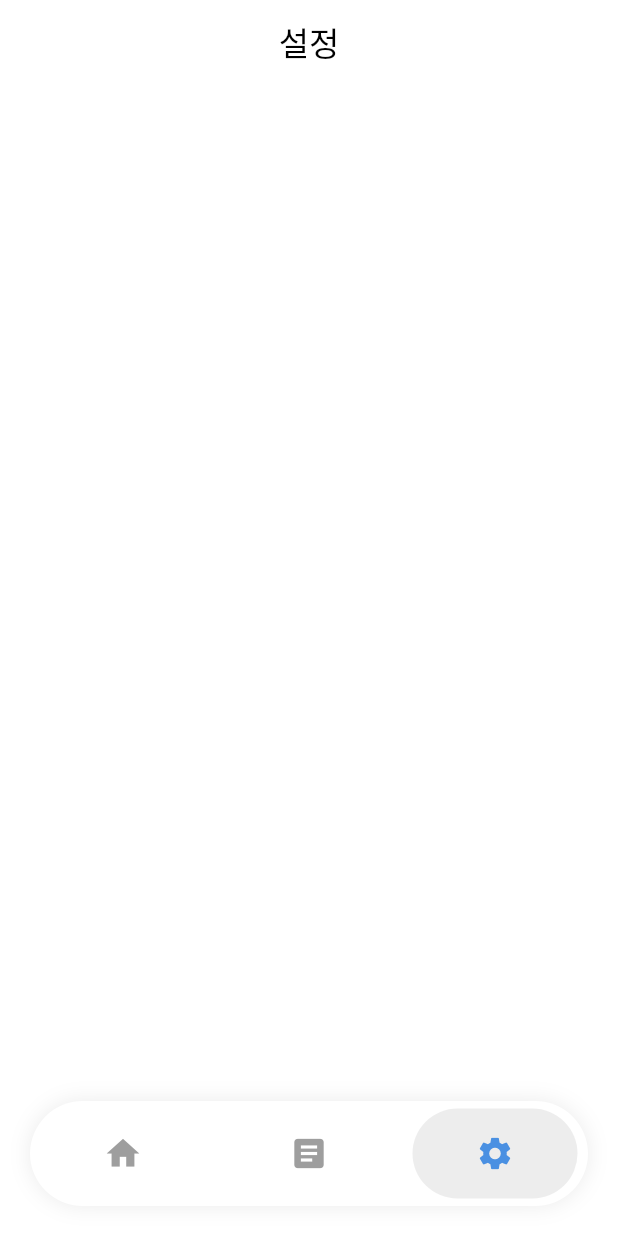
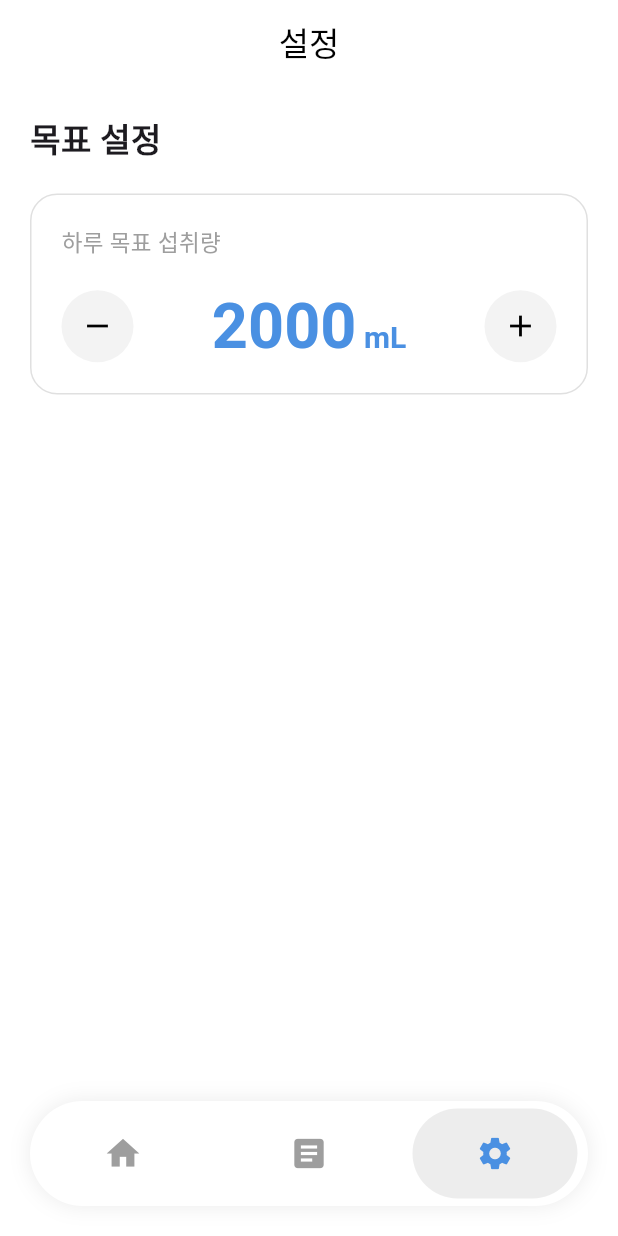
Before and after one commit to zpgool/SipTime, a Flutter app: the screen it shows after launch, item 3 of the bottom bar chosen, on a phone screen of 412 x 824 dp. Run offline on Flutter 3.47's test engine with Material 3 defaults, Android fonts, the phone set to English and light mode, and no system bars; our stand-ins replace go_router.

Commit message:
feat: 목표 섭취량 설정 기능 구현

```diff
--- a/lib/providers/water_provider.dart
+++ b/lib/providers/water_provider.dart
@@ -2,7 +2,7 @@ import 'package:flutter/material.dart';
 import '../models/water_record.dart';
 
 class WaterProvider extends ChangeNotifier {
-  final int goal = 2000;
+  int goal = 2000;
 
   int totalWater = 0;
 
@@ -37,4 +37,16 @@ class WaterProvider extends ChangeNotifier {
   }
 
   double get progress => totalWater / goal;
+
+  void increaseGoal() {
+  goal += 100;
+  notifyListeners();
 }
+
+void decreaseGoal() {
+  if (goal > 100) {
+    goal -= 100;
+    notifyListeners();
+  }
+}
+}
--- a/lib/screens/settings_screen.dart
+++ b/lib/screens/settings_screen.dart
@@ -1,17 +1,103 @@
 import 'package:flutter/material.dart';
-import 'package:go_router/go_router.dart';
-import 'package:siptime/widgets/bottom_navigation_bar.dart';
+import 'package:provider/provider.dart';
+import '../providers/water_provider.dart';
 
-class SettingsScreen extends StatelessWidget {
+class SettingsScreen extends StatefulWidget {
   const SettingsScreen({super.key});
 
   @override
+  State<SettingsScreen> createState() => _SettingsScreenState();
+}
+
+class _SettingsScreenState extends State<SettingsScreen> {
+  @override
   Widget build(BuildContext context) {
+    final provider = context.watch<WaterProvider>();
     return Scaffold(
-      appBar: AppBar(centerTitle: true, title: const Text('설정')),
+      appBar: AppBar(title: const Text("설정"), centerTitle: true),
       body: Padding(
-        padding: EdgeInsets.all(20),
+        padding: const EdgeInsets.all(20),
+        child: Column(
+          crossAxisAlignment: CrossAxisAlignment.start,
+          children: [
+            const Text(
+              "목표 설정",
+              style: TextStyle(fontSize: 22, fontWeight: FontWeight.bold),
+            ),
 
+            const SizedBox(height: 20),
+
+            Container(
+              padding: const EdgeInsets.all(20),
+              decoration: BoxDecoration(
+                color: Colors.white,
+                borderRadius: BorderRadius.circular(18),
+                border: Border.all(color: Colors.grey.shade300),
+              ),
+              child: Column(
+                crossAxisAlignment: CrossAxisAlignment.start,
+                children: [
+                  const Text(
+                    "하루 목표 섭취량",
+                    style: TextStyle(fontSize: 15, color: Colors.grey),
+                  ),
+
+                  const SizedBox(height: 20),
+
+                  Row(
+                    mainAxisAlignment: MainAxisAlignment.spaceBetween,
+                    children: [
+                      CircleAvatar(
+                        radius: 24,
+                        backgroundColor: const Color(0xfff3f3f3),
+                        child: IconButton(
+                          onPressed: () {
+                            context.read<WaterProvider>().decreaseGoal();
+                          },
+                          icon: const Icon(Icons.remove, color: Colors.black),
+                        ),
+                      ),
+
+                      RichText(
+                        text: TextSpan(
+                          children: [
+                            TextSpan(
+                              text: "${provider.goal}",
+                              style: const TextStyle(
+                                fontSize: 42,
+                                fontWeight: FontWeight.bold,
+                                color: Color(0xff4A90E2),
+                              ),
+                            ),
+                            const TextSpan(
+                              text: " mL",
+                              style: TextStyle(
+                                fontSize: 20,
+                                fontWeight: FontWeight.w600,
+                                color: Color(0xff4A90E2),
+                              ),
+                            ),
+                          ],
+                        ),
+                      ),
+
+                      CircleAvatar(
+                        radius: 24,
+                        backgroundColor: const Color(0xfff3f3f3),
+                        child: IconButton(
+                          onPressed: () {
+                            context.read<WaterProvider>().increaseGoal();
+                          },
+                          icon: const Icon(Icons.add, color: Colors.black),
+                        ),
+                      ),
+                    ],
+                  ),
+                ],
+              ),
+            ),
+          ],
+        ),
       ),
     );
   }
```
